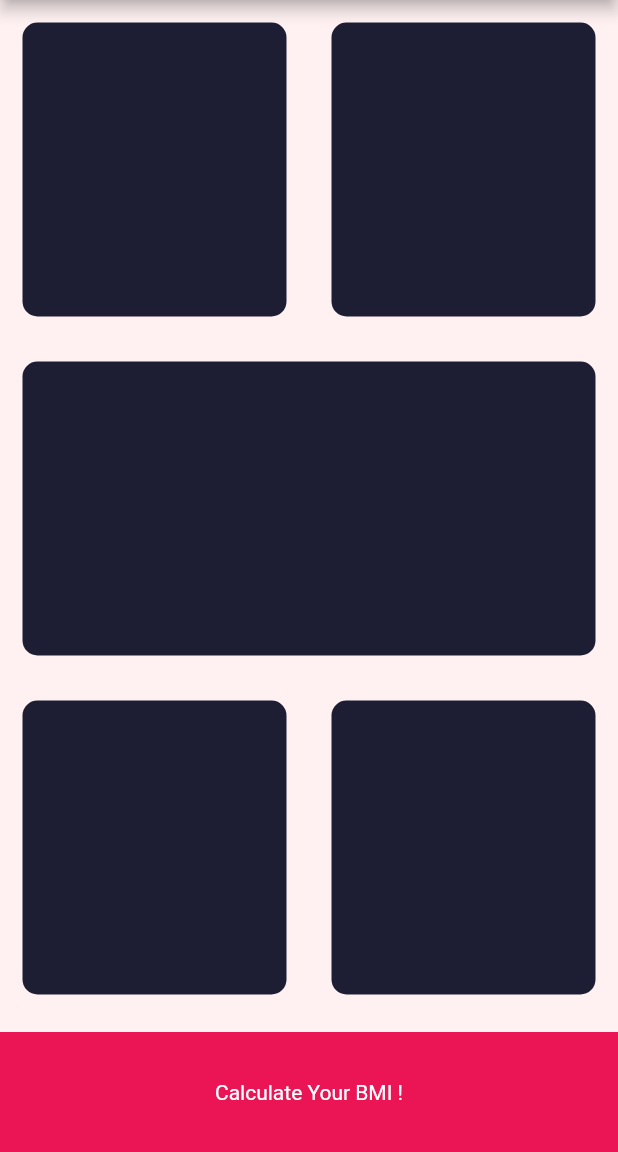
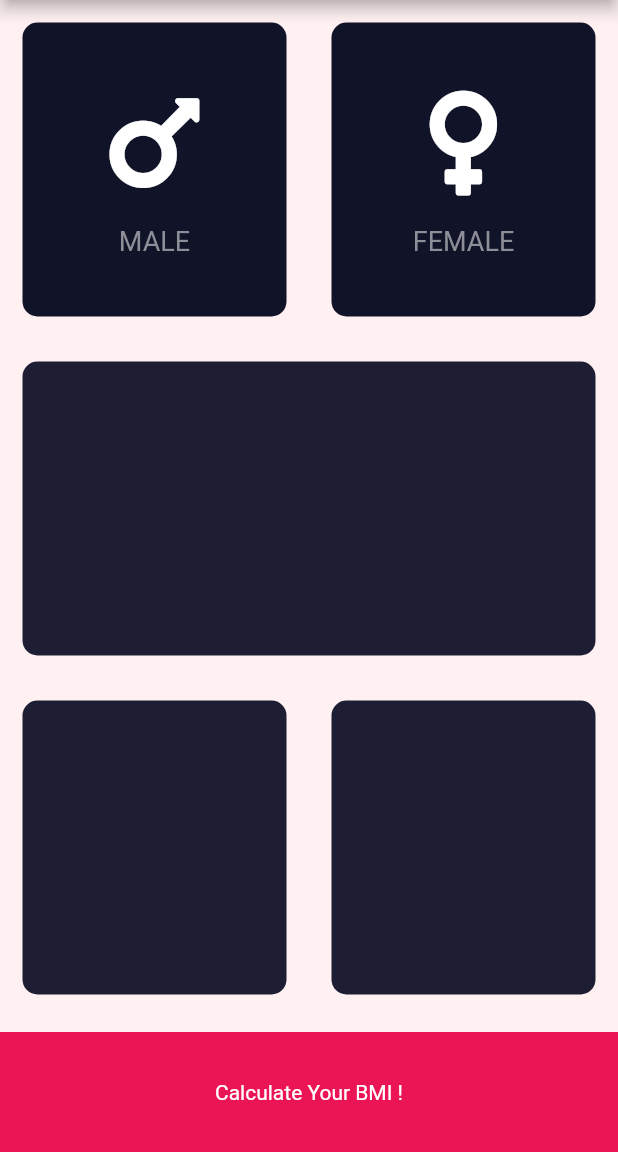
Before and after one commit to justdvnsh/BMI-Calculator, a Flutter app: the screen it shows after launch, on a phone screen of 412 x 824 dp, the part 84-1236 px from its top. Run offline on Flutter 3.47's test engine with Material 2 defaults, Android fonts, the phone set to English and light mode, and no system bars; our stand-ins replace font_awesome_flutter.

```diff
--- /dev/null
+++ b/lib/icon_content.dart
@@ -0,0 +1,37 @@
+import 'package:flutter/material.dart';
+
+const labelTextStyle = TextStyle(
+    fontSize: 18.0,
+    color: Color(0XFF8D8E98)
+);
+
+const heightOfSizedBox = 15.0;
+const iconSize = 80.0;
+
+class IconContent extends StatelessWidget {
+
+  final String name;
+  final IconData icon;
+
+  IconContent({this.name, this.icon});
+
+  @override
+  Widget build(BuildContext context) {
+    return Column(
+      mainAxisAlignment: MainAxisAlignment.center,
+      children: <Widget>[
+        Icon(
+          icon,
+          size: iconSize,
+        ),
+        SizedBox(
+          height: heightOfSizedBox,
+        ),
+        Text(
+          name,
+          style: labelTextStyle
+        ),
+      ],
+    );
+  }
+}
--- a/lib/input_page.dart
+++ b/lib/input_page.dart
@@ -1,13 +1,21 @@
 
 import 'package:flutter/material.dart';
 import 'ReusableCard.dart';
+import 'package:font_awesome_flutter/font_awesome_flutter.dart';
+import 'icon_content.dart';
 
 // consts.
 // heights and widths
 const bottomButtonHeight = 80.0;
 // colors
 const primaryColor = Color(0XFF1D1E33);
+const inActiveCardColor = Color(0XFF111328);
 const accentColor = Color(0XFFEB1555);
+
+// enum for gender
+enum Gender {
+  male, female
+}
 
 class InputPage extends StatefulWidget {
   @override
@@ -15,6 +23,30 @@ class InputPage extends StatefulWidget {
 }
 
 class _InputPageState extends State<InputPage> {
+
+  Color maleCardColor = inActiveCardColor;
+  Color femaleCardColor = inActiveCardColor;
+
+  void updateColor(Gender selectedGender) {
+    if (selectedGender == Gender.male) {
+      // male card was pressed
+      if (maleCardColor == inActiveCardColor) {
+        maleCardColor = primaryColor;
+        femaleCardColor = inActiveCardColor;
+      } else {
+        maleCardColor = inActiveCardColor;
+      }
+    } else if (selectedGender == Gender.female) {
+      // female card pressed
+      if (femaleCardColor == inActiveCardColor) {
+        femaleCardColor = primaryColor;
+        maleCardColor = inActiveCardColor;
+      } else {
+        femaleCardColor = inActiveCardColor;
+      }
+    }
+  }
+
   @override
   Widget build(BuildContext context) {
     return Scaffold(
@@ -29,13 +61,35 @@ class _InputPageState extends State<InputPage> {
             child: Row(
               children: <Widget>[
                 Expanded(
-                  child: ReusableCard(
-                    colour: primaryColor,
+                  child: GestureDetector(
+                    onTap: () {
+                      setState(() {
+                        updateColor(Gender.male);
+                      });
+                    },
+                    child: ReusableCard(
+                      colour: maleCardColor,
+                      cardChild: IconContent(
+                        name: "MALE",
+                        icon: FontAwesomeIcons.mars,
+                      ),
+                    ),
                   ),
                 ),
                 Expanded(
-                  child: ReusableCard(
-                    colour: primaryColor,
+                  child: GestureDetector(
+                    onTap: () {
+                      setState(() {
+                        updateColor(Gender.female);
+                      });
+                    },
+                    child: ReusableCard(
+                      colour: femaleCardColor,
+                      cardChild: IconContent(
+                        name: "FEMALE",
+                        icon: FontAwesomeIcons.venus,
+                      ),
+                    ),
                   ),
                 ),
               ],
```
